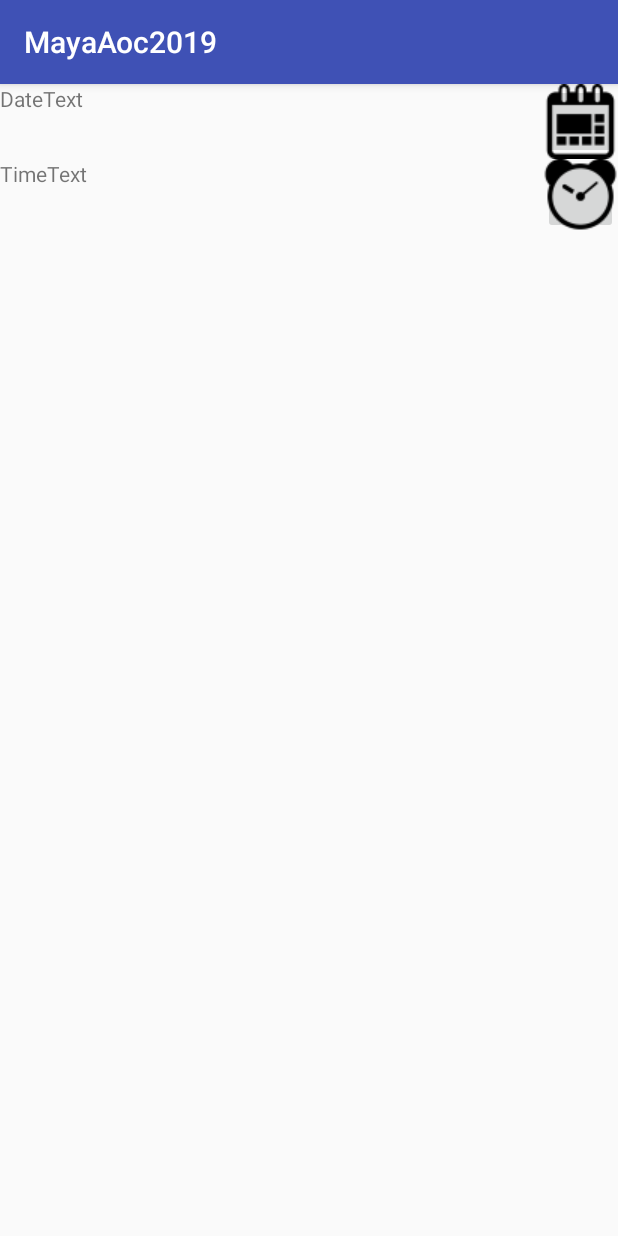
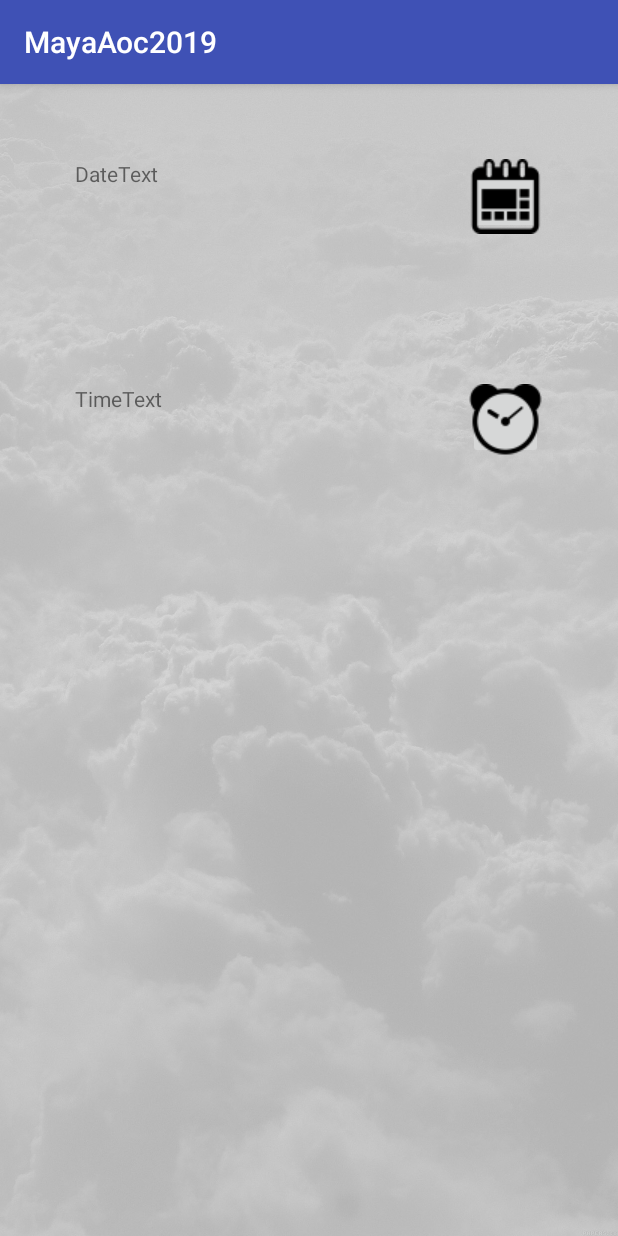
Before and after one commit to mayahaddad/MayaAoc2019final, an Android app: the DateTimeActivity screen opened directly, with no data from a screen before it, on a phone screen of 412 x 824 dp. Run offline under Robolectric (Android 15) with nearby library versions, the phone set to English and light mode, and no system bars.

Commit message:
fixed erros

```diff
--- a/app/src/main/res/layout/activity_date_time.xml
+++ b/app/src/main/res/layout/activity_date_time.xml
@@ -5,7 +5,8 @@
     android:layout_width="match_parent"
     android:layout_height="match_parent"
     android:orientation="vertical"
-    tools:context=".DateTimeActivity">
+    tools:context=".DateTimeActivity"
+    android:background="@drawable/backkg">
 
 
     <LinearLayout
@@ -17,6 +18,7 @@
             android:id="@+id/DateText"
             android:layout_width="wrap_content"
             android:layout_height="wrap_content"
+            android:layout_margin="50dp"
             android:layout_weight="1"
             android:text="DateText" />
 
@@ -24,6 +26,7 @@
             android:id="@+id/DateButton"
             android:layout_width="50dp"
             android:layout_height="50dp"
+            android:layout_margin="50dp"
             app:srcCompat="@drawable/calen" />
 
     </LinearLayout>
@@ -37,6 +40,7 @@
             android:id="@+id/TimeText"
             android:layout_width="wrap_content"
             android:layout_height="wrap_content"
+            android:layout_margin="50dp"
             android:layout_weight="1"
             android:text="TimeText" />
 
@@ -44,6 +48,7 @@
             android:id="@+id/TimeButton"
             android:layout_width="50dp"
             android:layout_height="50dp"
+            android:layout_margin="50dp"
             app:srcCompat="@drawable/alarm" />
     </LinearLayout>
 </LinearLayout>
--- a/app/src/main/res/layout/activity_home_page.xml
+++ b/app/src/main/res/layout/activity_home_page.xml
@@ -6,7 +6,7 @@
     android:layout_height="match_parent"
     android:orientation="vertical"
     tools:context=".HomePageActivity"
-    android:background="@drawable/mayabackground"
+    android:background="@drawable/backkg"
     >
 
     <Button
--- a/app/src/main/res/layout/activity_log_in.xml
+++ b/app/src/main/res/layout/activity_log_in.xml
@@ -6,7 +6,7 @@
     android:layout_height="match_parent"
     android:orientation="vertical"
     tools:context=".LogInActivity"
-    android:background="@drawable/mayabackground"
+    android:background="@drawable/backkg"
 
    >
 
--- a/app/src/main/res/layout/activity_main.xml
+++ b/app/src/main/res/layout/activity_main.xml
@@ -7,7 +7,7 @@
     android:gravity="center"
     android:orientation="vertical"
     tools:context=".MainActivity"
-    android:background="@drawable/mayabackground"
+    android:background="@drawable/backkg"
     >
 
     <Button
--- a/app/src/main/res/layout/activity_my_work.xml
+++ b/app/src/main/res/layout/activity_my_work.xml
@@ -5,7 +5,7 @@
     android:layout_width="match_parent"
     android:layout_height="match_parent"
     android:orientation="vertical"
-    android:background="@drawable/mayabackground"
+    android:background="@drawable/backkg"
     tools:context=".MyWorkActivity">
 
 </LinearLayout>
--- a/app/src/main/res/layout/activity_sign_up.xml
+++ b/app/src/main/res/layout/activity_sign_up.xml
@@ -6,7 +6,7 @@
     android:layout_height="match_parent"
     android:orientation="vertical"
     tools:context=".SignUpActivity"
-    android:background="@drawable/mayabackground"
+    android:background="@drawable/backkg"
    >
 
     <EditText
```
Also changed, not shown: app/src/main/res/drawable/backkg.jpg (added).
